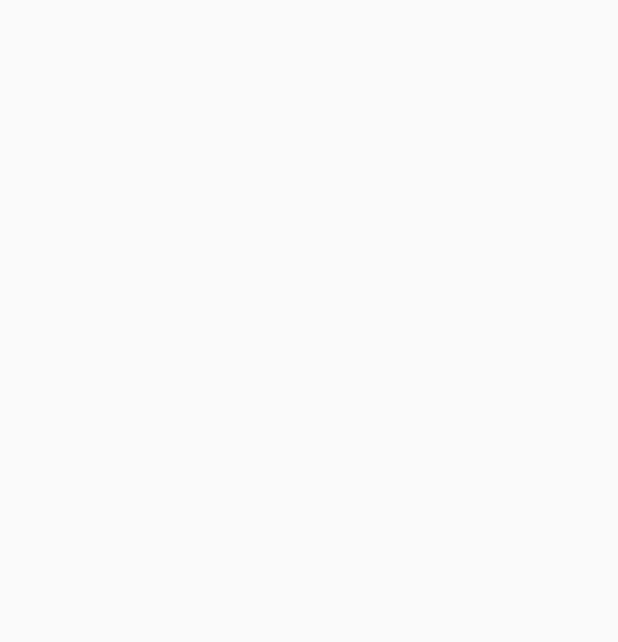
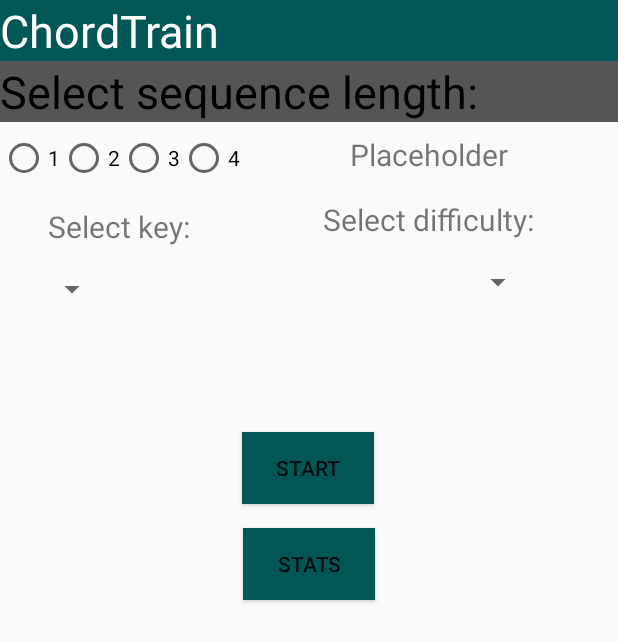
Before and after one commit to simontitk/chordtrain, an Android app: the screen it shows after launch (MainActivity), on a phone screen of 412 x 824 dp. Before the commit the part shown is empty. Shown: the top 642 px of the screen. Run offline under Robolectric (Android 15) with nearby library versions, the phone set to English and light mode, and no system bars.

Commit message:
add prototype of main layout

```diff
--- a/app/build.gradle.kts
+++ b/app/build.gradle.kts
@@ -56,4 +56,5 @@ dependencies {
     androidTestImplementation(libs.androidx.ui.test.junit4)
     debugImplementation(libs.androidx.ui.tooling)
     debugImplementation(libs.androidx.ui.test.manifest)
+    implementation("androidx.constraintlayout:constraintlayout:2.1.4")
 }
--- a/app/src/main/java/com/example/chordtrain/MainActivity.kt
+++ b/app/src/main/java/com/example/chordtrain/MainActivity.kt
@@ -4,17 +4,11 @@ import android.os.Bundle
 import androidx.activity.ComponentActivity
 import androidx.activity.compose.setContent
 import androidx.activity.enableEdgeToEdge
-import androidx.compose.foundation.layout.fillMaxSize
-import androidx.compose.foundation.layout.padding
-import androidx.compose.material3.Scaffold
-import androidx.compose.material3.Text
-import androidx.compose.runtime.Composable
-import androidx.compose.ui.Modifier
-import androidx.compose.ui.tooling.preview.Preview
-import com.example.chordtrain.ui.theme.ChordTrainTheme
+
 
 class MainActivity : ComponentActivity() {
     override fun onCreate(savedInstanceState: Bundle?) {
         super.onCreate(savedInstanceState)
+        setContentView(R.layout.activity_main)
     }
 }
--- /dev/null
+++ b/app/src/main/res/layout/activity_main.xml
@@ -0,0 +1,137 @@
+<?xml version="1.0" encoding="utf-8"?>
+<androidx.constraintlayout.widget.ConstraintLayout xmlns:android="http://schemas.android.com/apk/res/android"
+    xmlns:app="http://schemas.android.com/apk/res-auto"
+    xmlns:tools="http://schemas.android.com/tools"
+    android:layout_width="match_parent"
+    android:layout_height="match_parent"
+    android:fitsSystemWindows="true">
+
+    <TextView
+        android:id="@+id/textView"
+        android:layout_width="match_parent"
+        android:layout_height="wrap_content"
+        android:background="@color/teal"
+        android:text="@string/app_name"
+        android:textColor="@color/white"
+        android:textSize="30sp"
+        app:layout_constraintTop_toTopOf="parent" />
+
+    <TextView
+        android:id="@+id/textView2"
+        android:layout_width="match_parent"
+        android:layout_height="wrap_content"
+        android:background="@color/gray"
+        android:text="Select sequence length:"
+        android:textColor="@color/black"
+        android:textSize="30sp"
+        app:layout_constraintTop_toBottomOf="@+id/textView"
+        tools:layout_editor_absoluteX="0dp" />
+
+    <RadioGroup
+        android:id="@+id/radioGroup"
+        android:layout_width="wrap_content"
+        android:layout_height="wrap_content"
+        android:layout_marginTop="8dp"
+        android:orientation="horizontal"
+        app:layout_constraintStart_toStartOf="parent"
+        app:layout_constraintTop_toBottomOf="@+id/textView2">
+
+        <RadioButton
+            android:id="@+id/option1"
+            android:layout_width="wrap_content"
+            android:layout_height="wrap_content"
+            android:text="1" />
+
+        <RadioButton
+            android:id="@+id/option2"
+            android:layout_width="wrap_content"
+            android:layout_height="wrap_content"
+            android:text="2" />
+
+        <RadioButton
+            android:id="@+id/option3"
+            android:layout_width="wrap_content"
+            android:layout_height="wrap_content"
+            android:text="3" />
+
+        <RadioButton
+            android:id="@+id/option4"
+            android:layout_width="wrap_content"
+            android:layout_height="wrap_content"
+            android:text="4" />
+    </RadioGroup>
+
+    <TextView
+        android:id="@+id/textView3"
+        android:layout_width="wrap_content"
+        android:layout_height="wrap_content"
+        android:layout_marginTop="8dp"
+        android:text="Placeholder"
+        android:textSize="20dp"
+        app:layout_constraintEnd_toEndOf="parent"
+        app:layout_constraintStart_toEndOf="@+id/radioGroup"
+        app:layout_constraintTop_toBottomOf="@+id/textView2" />
+
+    <TextView
+        android:id="@+id/textView5"
+        android:layout_width="wrap_content"
+        android:layout_height="wrap_content"
+        android:layout_marginStart="32dp"
+        android:layout_marginTop="16dp"
+        android:text="Select key:"
+        android:textSize="20dp"
+        app:layout_constraintStart_toStartOf="parent"
+        app:layout_constraintTop_toBottomOf="@+id/radioGroup" />
+
+
+    <TextView
+        android:id="@+id/textView6"
+        android:layout_width="wrap_content"
+        android:layout_height="wrap_content"
+        android:layout_marginTop="16dp"
+        android:layout_marginEnd="56dp"
+        android:text="Select difficulty:"
+        android:textSize="20dp"
+        app:layout_constraintEnd_toEndOf="parent"
+        app:layout_constraintTop_toBottomOf="@+id/textView3" />
+
+    <Spinner
+        android:layout_width="wrap_content"
+        android:layout_height="wrap_content"
+        android:layout_marginStart="24dp"
+        android:layout_marginTop="16dp"
+        app:layout_constraintStart_toStartOf="parent"
+        app:layout_constraintTop_toBottomOf="@+id/textView5" />
+
+    <Spinner
+        android:layout_width="wrap_content"
+        android:layout_height="wrap_content"
+        android:layout_marginTop="16dp"
+        android:layout_marginEnd="56dp"
+        app:layout_constraintEnd_toEndOf="parent"
+        app:layout_constraintTop_toBottomOf="@+id/textView6" />
+
+    <Button
+        android:id="@+id/button"
+        android:layout_width="wrap_content"
+        android:layout_height="wrap_content"
+        android:layout_marginBottom="200dp"
+        android:background="@color/teal"
+        android:text="Start"
+        app:layout_constraintBottom_toBottomOf="parent"
+        app:layout_constraintEnd_toEndOf="parent"
+        app:layout_constraintHorizontal_bias="0.498"
+        app:layout_constraintStart_toStartOf="parent"
+        app:layout_constraintTop_toTopOf="@+id/textView" />
+
+    <Button
+        android:layout_width="wrap_content"
+        android:layout_height="wrap_content"
+        android:layout_marginTop="16dp"
+        android:background="@color/teal"
+        android:text="Stats"
+        app:layout_constraintEnd_toEndOf="parent"
+        app:layout_constraintStart_toStartOf="parent"
+        app:layout_constraintTop_toBottomOf="@+id/button" />
+
+</androidx.constraintlayout.widget.ConstraintLayout>
--- a/app/src/main/res/values/colors.xml
+++ b/app/src/main/res/values/colors.xml
@@ -1,10 +1,8 @@
 <?xml version="1.0" encoding="utf-8"?>
 <resources>
-    <color name="purple_200">#FFBB86FC</color>
-    <color name="purple_500">#FF6200EE</color>
-    <color name="purple_700">#FF3700B3</color>
-    <color name="teal_200">#FF03DAC5</color>
-    <color name="teal_700">#FF018786</color>
-    <color name="black">#FF000000</color>
-    <color name="white">#FFFFFFFF</color>
+<color name="teal">#FF015756</color>
+<color name="chrome_green">#FF1AA260</color>
+<color name="black">#FF000000</color>
+<color name="gray">#FF555555</color>
+<color name="white">#FFFFFFFF</color>
 </resources>
```
